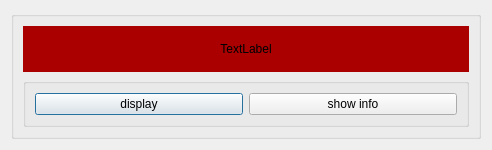
Qt form pwscell.ui (mehreen019/notebox) before a commit.
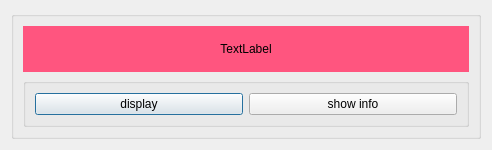
The same form after that commit.

What changed in the file:
```diff
--- a/pwscell.ui
+++ b/pwscell.ui
@@ -29,7 +29,7 @@
       <item>
        <widget class="QLabel" name="label">
         <property name="styleSheet">
-         <string notr="true">background-color: rgb(170, 0, 0);</string>
+         <string notr="true">background-color: rgb(255, 85, 127);</string>
         </property>
         <property name="text">
          <string>&lt;html&gt;&lt;head/&gt;&lt;body&gt;&lt;p align=&quot;center&quot;&gt;TextLabel&lt;/p&gt;&lt;/body&gt;&lt;/html&gt;</string>
```
